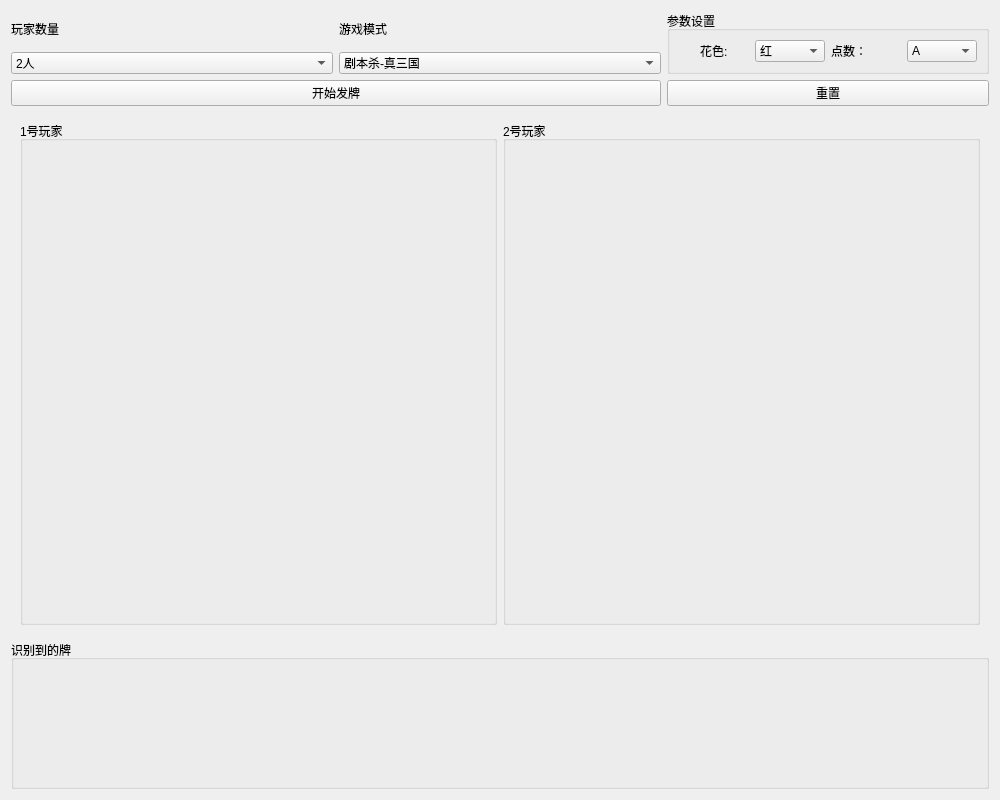
This is cardsscreen.ui in partiality-tom/WindowOCR as Qt 5 draws it before an edit. The edited form follows.
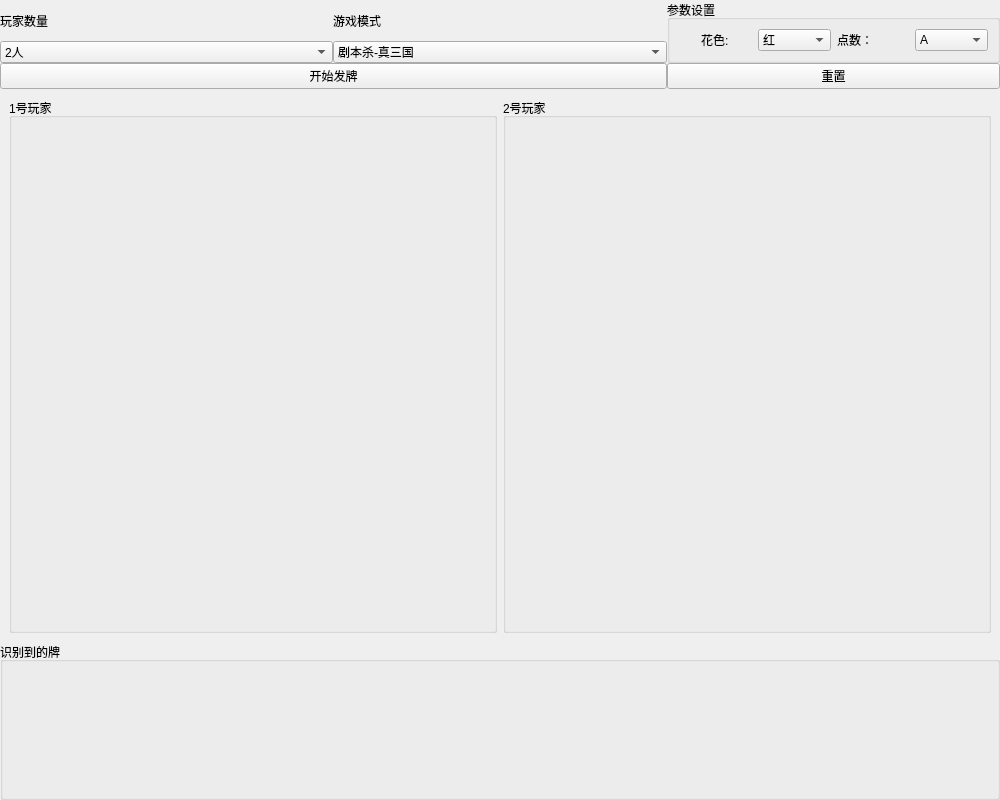
This is the edited form.

```diff
--- a/cardsscreen.ui
+++ b/cardsscreen.ui
@@ -20,6 +20,21 @@
    <string>Form</string>
   </property>
   <layout class="QVBoxLayout" name="verticalLayout_3" stretch="1,7,2">
+   <property name="spacing">
+    <number>0</number>
+   </property>
+   <property name="leftMargin">
+    <number>0</number>
+   </property>
+   <property name="topMargin">
+    <number>0</number>
+   </property>
+   <property name="rightMargin">
+    <number>0</number>
+   </property>
+   <property name="bottomMargin">
+    <number>0</number>
+   </property>
    <item>
     <layout class="QGridLayout" name="gridLayout">
      <item row="1" column="1">
```
Left out of the diff: 5 changed lines with no effect on the pictures.
